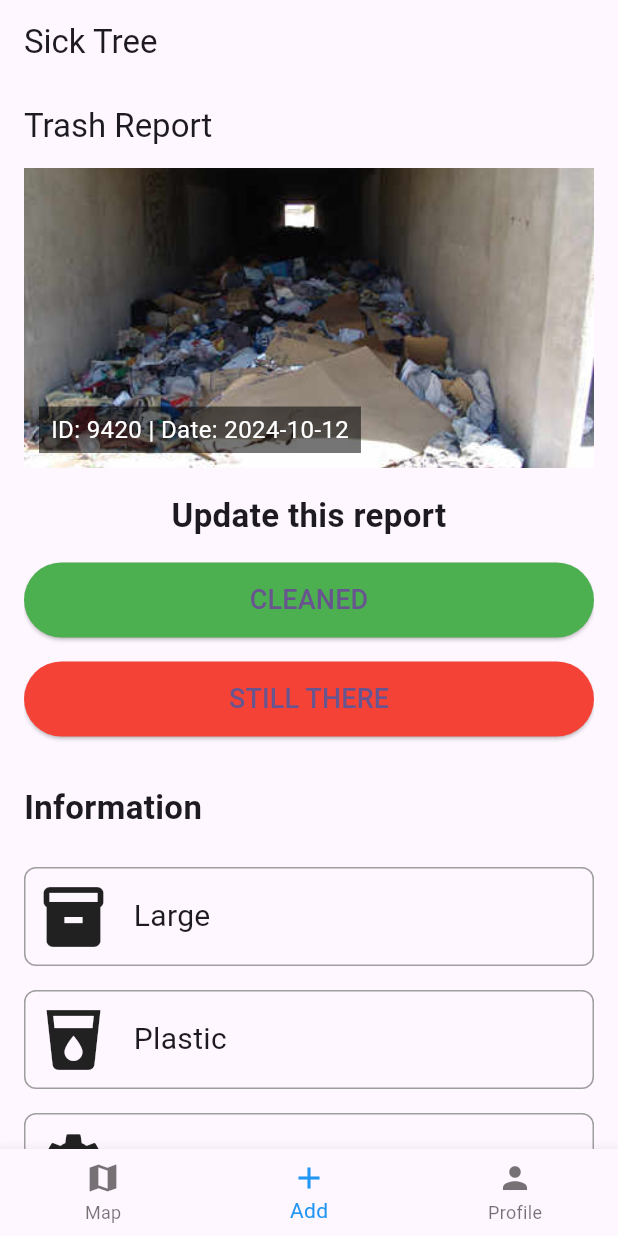
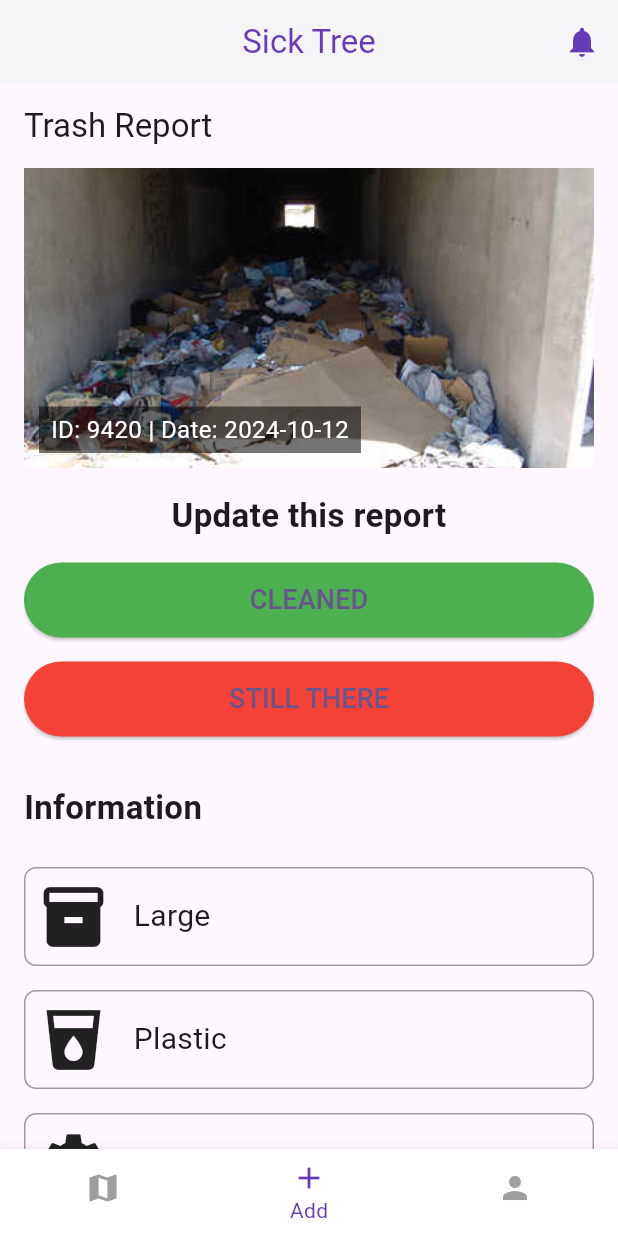
Before and after one commit to Krmsh1n5/trashHunt, a Flutter app: the screen it shows after launch, item 2 of the bottom bar chosen, on a phone screen of 412 x 824 dp. Run offline on Flutter 3.47's test engine with Material 3 defaults, Android fonts, the phone set to English and light mode, and no system bars; our stand-ins replace data_table_2, flutter_map, image_picker, latlong2; statements that could not run were skipped.

Commit message:
Fixed app and navbars

```diff
--- a/lib/main.dart
+++ b/lib/main.dart
@@ -1,7 +1,6 @@
 import 'dart:math';
-
+import 'package:flutter/material.dart';
 import 'package:junction_project/map.dart';
-import 'package:flutter/material.dart';
 import 'package:junction_project/profile.dart';
 import 'package:junction_project/view.dart';
 
@@ -34,10 +33,8 @@ class HomePage extends StatefulWidget {
 
 class _HomePageState extends State<HomePage> {
   int _selectedIndex = 0;
-
   Random random = Random();
 
-  // Removed 'const' here because Notifications() can't be constant
   late List<Widget> _widgetOptions;
 
   @override
@@ -70,6 +67,19 @@ class _HomePageState extends State<HomePage> {
     return Scaffold(
       appBar: AppBar(
         title: const Text('Sick Tree'),
+        backgroundColor: Colors.white,
+        foregroundColor: Colors.deepPurple,
+        elevation: 2,
+        centerTitle: true,
+        actions: [
+          IconButton(
+            icon: const Icon(Icons.notifications),
+            onPressed: () {
+              // Add notification functionality here
+            },
+            color: Colors.deepPurple,
+          )
+        ],
       ),
       body: Center(
         child: _widgetOptions.elementAt(_selectedIndex),
@@ -80,15 +90,23 @@ class _HomePageState extends State<HomePage> {
             icon: Icon(Icons.map),
             label: 'Map',
           ),
-          BottomNavigationBarItem(icon: Icon(Icons.add), label: 'Add'),
+          BottomNavigationBarItem(
+            icon: Icon(Icons.add),
+            label: 'Add',
+          ),
           BottomNavigationBarItem(
             icon: Icon(Icons.person),
             label: 'Profile',
           ),
         ],
         currentIndex: _selectedIndex,
-        selectedItemColor: Colors.blue,
+        selectedItemColor: Colors.deepPurple,
+        unselectedItemColor: Colors.grey,
+        backgroundColor: Colors.white,
+        elevation: 8,
         onTap: _onItemTapped,
+        type: BottomNavigationBarType.fixed, // Ensures the bar stays compact
+        showUnselectedLabels: false, // Keeps it clean by only showing selected labels
       ),
     );
   }
```
